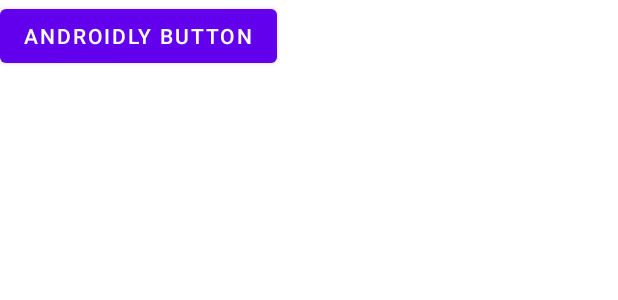
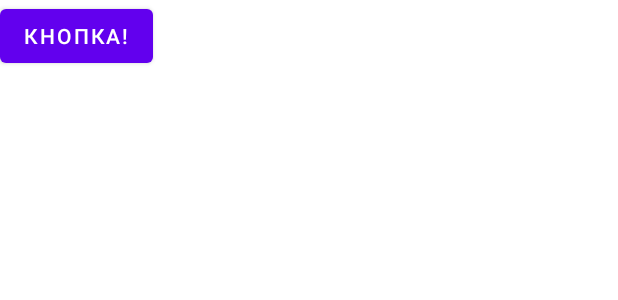
Before and after one commit to nikasd123/AndroidTMS, an Android app: the layout activity_main2.xml on its own in the app's theme, with its tools: preview values and no code run, on a phone screen of 412 x 824 dp. Shown: the top 300 px of the screen. Run offline under Robolectric (Android 15) with nearby library versions, the phone set to English and light mode, and no system bars.

Commit message:
Lists_Activity_TMS

```diff
--- a/app/src/main/res/layout/activity_main2.xml
+++ b/app/src/main/res/layout/activity_main2.xml
@@ -10,7 +10,8 @@
         android:id="@+id/button"
         android:layout_width="wrap_content"
         android:layout_height="wrap_content"
-        android:text="Androidly Button"
-        tools:ignore="MissingConstraints" />
+        android:text="Кнопка!"
+        tools:ignore="MissingConstraints"
+        android:gravity="center"/>
 
 </androidx.constraintlayout.widget.ConstraintLayout>
```
